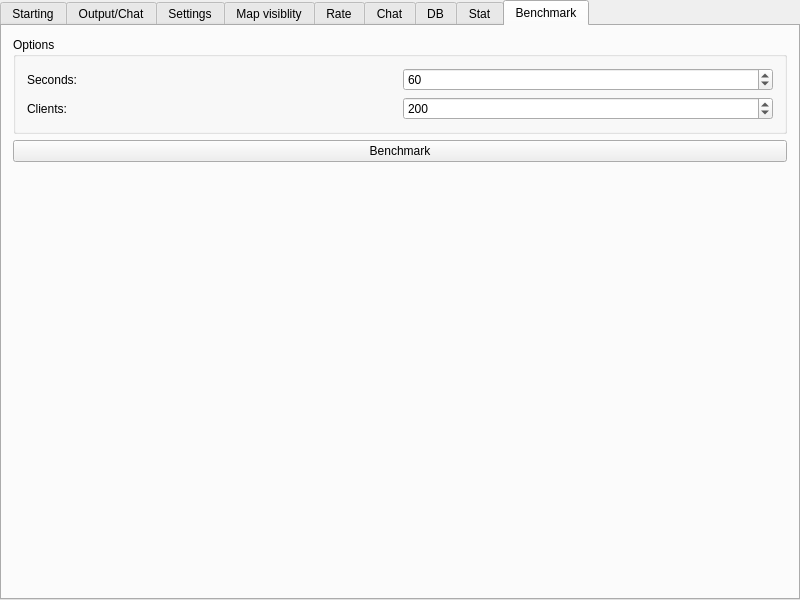
First picture: the form in server/MainWindow.ui, repository alphaonex86/CatchChallenger, before the edit.
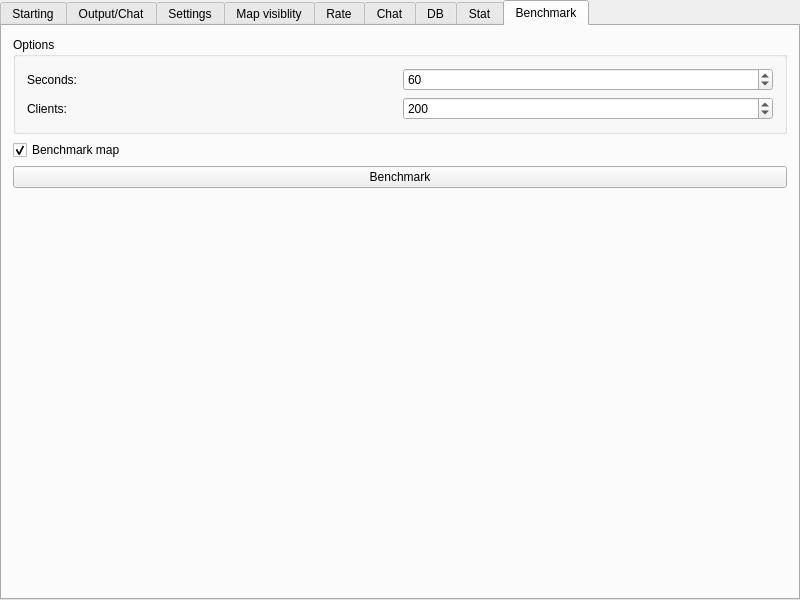
Second picture: the form after the edit. The open tabs and pages were chosen to show the change. Icons and pictures are not drawn.

Diff of the .ui file:
```diff
--- a/server/MainWindow.ui
+++ b/server/MainWindow.ui
@@ -708,6 +708,19 @@
           </layout>
          </widget>
         </item>
+        <item>
+         <widget class="QCheckBox" name="benchmark_benchmarkMap">
+          <property name="enabled">
+           <bool>true</bool>
+          </property>
+          <property name="text">
+           <string>Benchmark map</string>
+          </property>
+          <property name="checked">
+           <bool>true</bool>
+          </property>
+         </widget>
+        </item>
         <item>
          <widget class="QPushButton" name="pushButton_server_benchmark">
           <property name="text">
```
Left out of the diff: 2 changed lines with no effect on the pictures.
